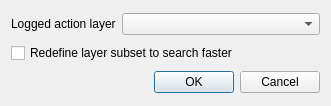
3nids/postgres91plusauditor, file ui/ui_loglayerchooser.ui: the form before one commit.
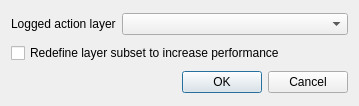
The form after the commit.

Commit message: rename option

Diff of the .ui file:
```diff
--- a/ui/ui_loglayerchooser.ui
+++ b/ui/ui_loglayerchooser.ui
@@ -6,7 +6,7 @@
    <rect>
     <x>0</x>
     <y>0</y>
-    <width>331</width>
+    <width>359</width>
     <height>106</height>
    </rect>
   </property>
@@ -40,7 +40,7 @@
    <item row="1" column="0" colspan="2">
     <widget class="QCheckBox" name="redefineSubset">
      <property name="text">
-      <string>Redefine layer subset to search faster</string>
+      <string>Redefine layer subset to increase performance</string>
      </property>
     </widget>
    </item>
```
The commit also changes 2 other files.
